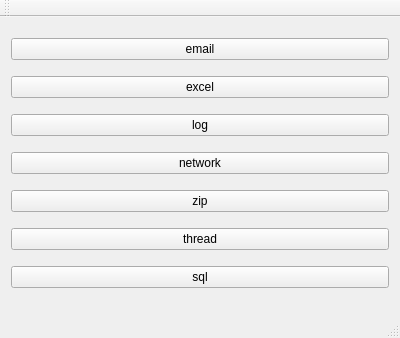
pjh130/qt, file Core/AaaTestCore/mainwindow.ui: the form before one commit.
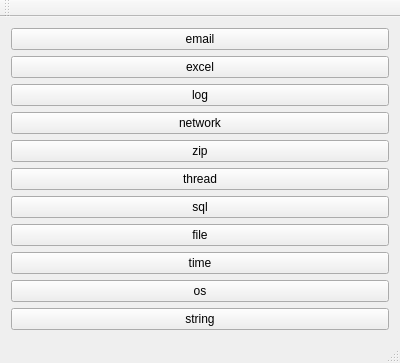
The form after the commit.

```diff
--- a/Core/AaaTestCore/mainwindow.ui
+++ b/Core/AaaTestCore/mainwindow.ui
@@ -64,6 +64,34 @@
       </property>
      </widget>
     </item>
+    <item>
+     <widget class="QPushButton" name="pushButton_file">
+      <property name="text">
+       <string>file</string>
+      </property>
+     </widget>
+    </item>
+    <item>
+     <widget class="QPushButton" name="pushButton_time">
+      <property name="text">
+       <string>time</string>
+      </property>
+     </widget>
+    </item>
+    <item>
+     <widget class="QPushButton" name="pushButton_os">
+      <property name="text">
+       <string>os</string>
+      </property>
+     </widget>
+    </item>
+    <item>
+     <widget class="QPushButton" name="pushButton_string">
+      <property name="text">
+       <string>string</string>
+      </property>
+     </widget>
+    </item>
    </layout>
   </widget>
   <widget class="QMenuBar" name="menuBar">
```
Left out of the diff: 2 changed lines with no effect on the pictures.
